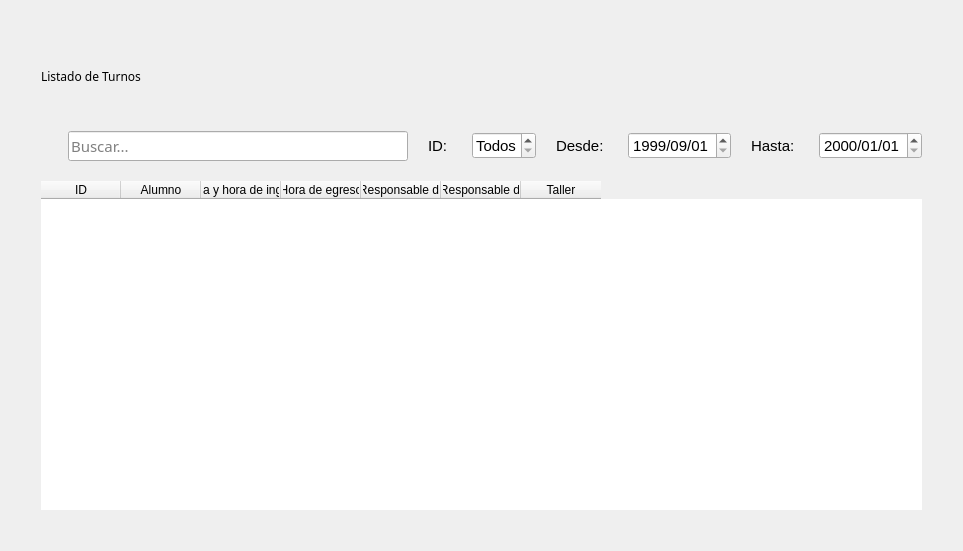
Before: the Qt Designer form blustock/ui/screens_uis/turnos.ui in MaxAPBusiness/Blustock, drawn with Qt 5.
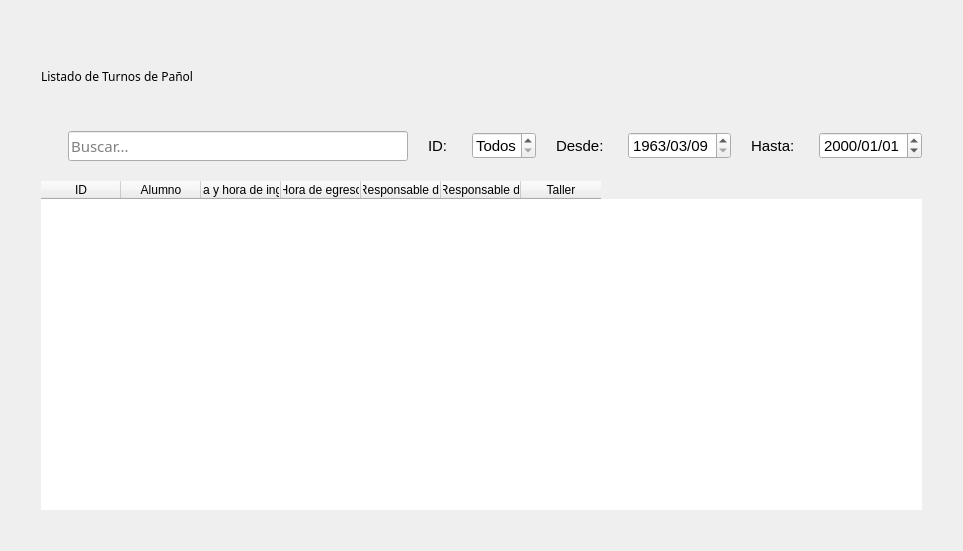
After: the same form once the commit is applied. Icons and pictures are not drawn.

The edit to the form file:
```diff
--- a/blustock/ui/screens_uis/turnos.ui
+++ b/blustock/ui/screens_uis/turnos.ui
@@ -56,7 +56,7 @@
         </font>
        </property>
        <property name="text">
-        <string>Listado de Turnos</string>
+        <string>Listado de Turnos de Pañol</string>
        </property>
       </widget>
      </item>
@@ -178,16 +178,26 @@
            <hour>0</hour>
            <minute>0</minute>
            <second>0</second>
-           <year>1999</year>
-           <month>9</month>
-           <day>1</day>
+           <year>1963</year>
+           <month>3</month>
+           <day>9</day>
+          </datetime>
+         </property>
+         <property name="minimumDateTime">
+          <datetime>
+           <hour>0</hour>
+           <minute>0</minute>
+           <second>0</second>
+           <year>1963</year>
+           <month>3</month>
+           <day>9</day>
           </datetime>
          </property>
          <property name="minimumDate">
           <date>
-           <year>1999</year>
-           <month>9</month>
-           <day>1</day>
+           <year>1963</year>
+           <month>3</month>
+           <day>9</day>
           </date>
          </property>
          <property name="displayFormat">
@@ -214,11 +224,21 @@
            <pointsize>11</pointsize>
           </font>
          </property>
+         <property name="minimumDateTime">
+          <datetime>
+           <hour>19</hour>
+           <minute>6</minute>
+           <second>30</second>
+           <year>1963</year>
+           <month>3</month>
+           <day>9</day>
+          </datetime>
+         </property>
          <property name="minimumDate">
           <date>
-           <year>1999</year>
-           <month>9</month>
-           <day>1</day>
+           <year>1963</year>
+           <month>3</month>
+           <day>9</day>
           </date>
          </property>
          <property name="displayFormat">
```
